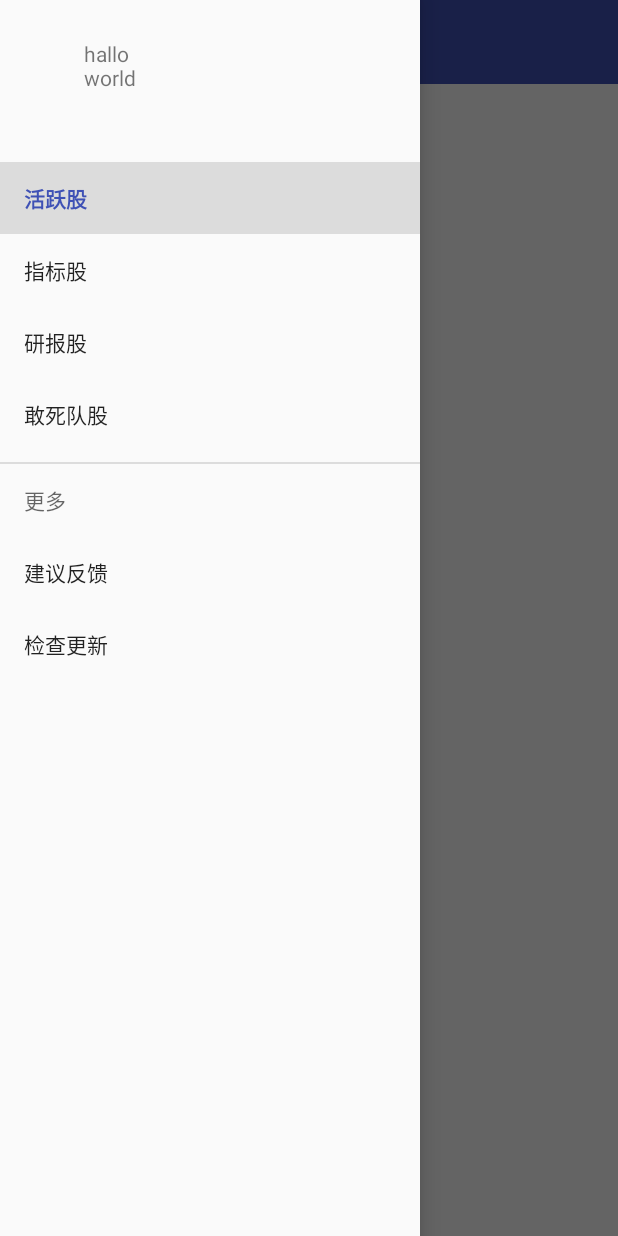
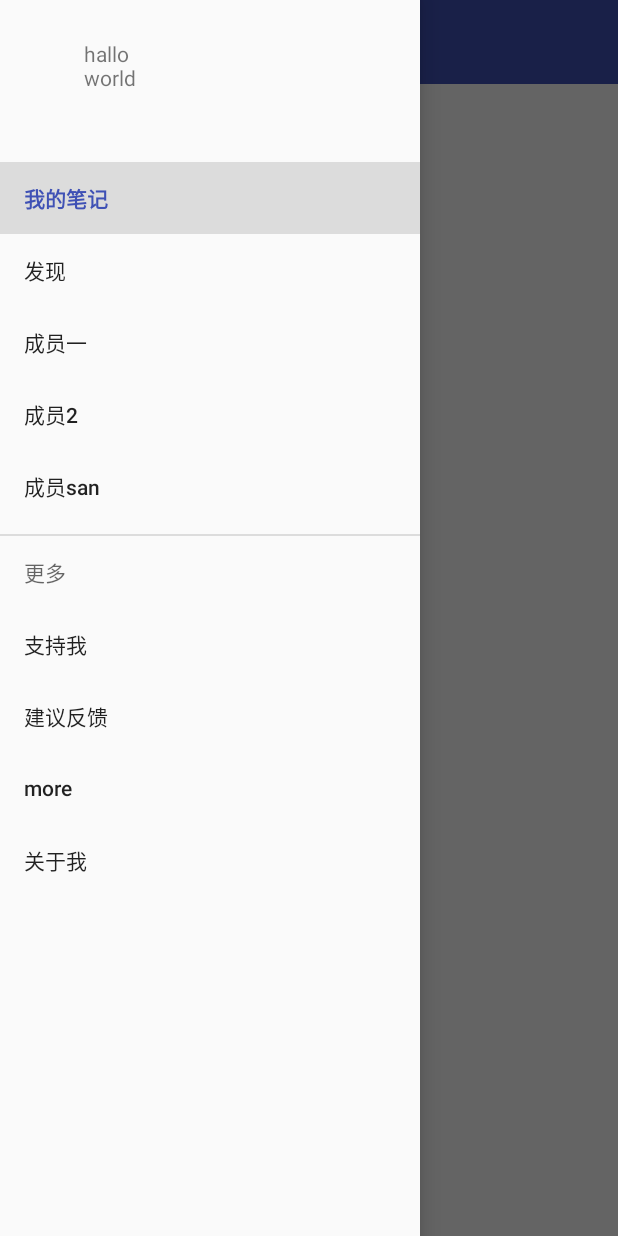
Before and after one commit to thiagooo0/KswNote, an Android app: the screen it shows after launch (MainActivity), after a tap on "Open navigation drawer", on a phone screen of 412 x 824 dp. Run offline under Robolectric (Android 15) with nearby library versions, the phone set to English and light mode, and no system bars.

Commit message:
加了点注释

```diff
--- a/app/src/main/java/com/ksw/kswnote/MainActivity.java
+++ b/app/src/main/java/com/ksw/kswnote/MainActivity.java
@@ -7,10 +7,12 @@ import android.support.v7.app.ActionBarDrawerToggle;
 import android.support.v7.app.AppCompatActivity;
 import android.os.Bundle;
 import android.support.v7.widget.Toolbar;
+import android.view.Gravity;
 import android.view.MenuItem;
 import android.view.View;
 import android.widget.ImageView;
 import android.widget.TextView;
+import android.widget.Toast;
 
 public class MainActivity extends AppCompatActivity implements NavigationView.OnNavigationItemSelectedListener {
 
@@ -18,7 +20,9 @@ public class MainActivity extends AppCompatActivity implements NavigationView.On
     protected void onCreate(Bundle savedInstanceState) {
         super.onCreate(savedInstanceState);
         setContentView(R.layout.activity_main);
+//        //插入一个新的toolbar
         initToolBar();
+        //初始化侧边栏
         initDrawerLayout();
     }
 
@@ -31,21 +35,23 @@ public class MainActivity extends AppCompatActivity implements NavigationView.On
 
     private void initDrawerLayout() {
         DrawerLayout drawer = (DrawerLayout) findViewById(R.id.drawer_layout);
+        //显示拖动状态的控件
         ActionBarDrawerToggle toggle = new ActionBarDrawerToggle(
                 this, drawer, toolbar, R.string.navigation_drawer_open, R.string.navigation_drawer_close) {
             @Override
             public void onDrawerClosed(View drawerView) {
                 super.onDrawerClosed(drawerView);
-                toolbar.setTitle("ssssssssssssssss");
+                //我们可以在这里做一点东西
             }
 
             @Override
             public void onDrawerOpened(View drawerView) {
                 super.onDrawerOpened(drawerView);
-                toolbar.setTitle("hhhhhhhhhhhhhhh");
+                //我们可以在这里做一点东西
             }
         };
         drawer.addDrawerListener(toggle);
+        //显示右上角的三杠图标
         toggle.syncState();
 
         NavigationView navigationView = (NavigationView) findViewById(R.id.nav_view);
@@ -83,6 +89,8 @@ public class MainActivity extends AppCompatActivity implements NavigationView.On
 
     @Override
     public boolean onNavigationItemSelected(@NonNull MenuItem item) {
-        return false;
+        Toast.makeText(MainActivity.this, item.getTitle(), Toast.LENGTH_SHORT).show();
+        ((DrawerLayout) findViewById(R.id.drawer_layout)).closeDrawer(Gravity.START);
+        return true;
     }
 }
--- a/app/src/main/res/menu/menu_main.xml
+++ b/app/src/main/res/menu/menu_main.xml
@@ -4,37 +4,36 @@
         <item
             android:id="@+id/nav_active_stock"
             android:checked="true"
-            android:title="活跃股" />
+            android:title="我的笔记" />
         <item
             android:id="@+id/nav_quota_stock"
-            android:title="指标股" />
-        <item
-            android:id="@+id/nav_research_stock"
-            android:title="研报股" />
-        <item
-            android:id="@+id/nav_death_stock"
-            android:title="敢死队股" />
+            android:title="发现" />
 
+    </group>
+    <group android:checkableBehavior="all">
+        <item android:title="成员一" />
+        <item android:title="成员2" />
+        <item android:title="成员san" />
     </group>
 
     <item android:title="更多">
         <menu>
             <item
                 android:id="@+id/nav_share"
-                android:title="点广告支持开发"
-                android:visible="false" />
+                android:title="支持我"
+                android:visible="true" />
             <item
                 android:id="@+id/nav_send"
                 android:title="建议反馈"
                 android:visible="true" />
             <item
                 android:id="@+id/nav_future"
-                android:title="即将到来的功能"
-                android:visible="false" />
+                android:title="more"
+                android:visible="true" />
 
             <item
                 android:id="@+id/nav_update"
-                android:title="检查更新" />
+                android:title="关于我" />
         </menu>
     </item>
 </menu>
```
Also changed, not shown: 1 other file.
